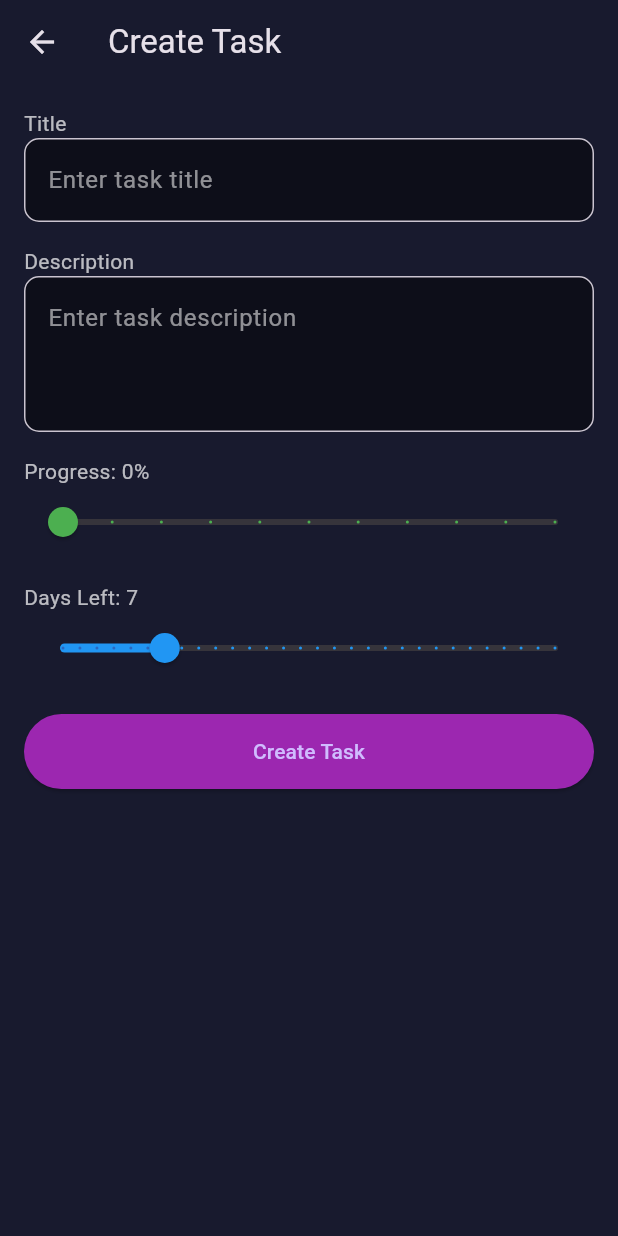
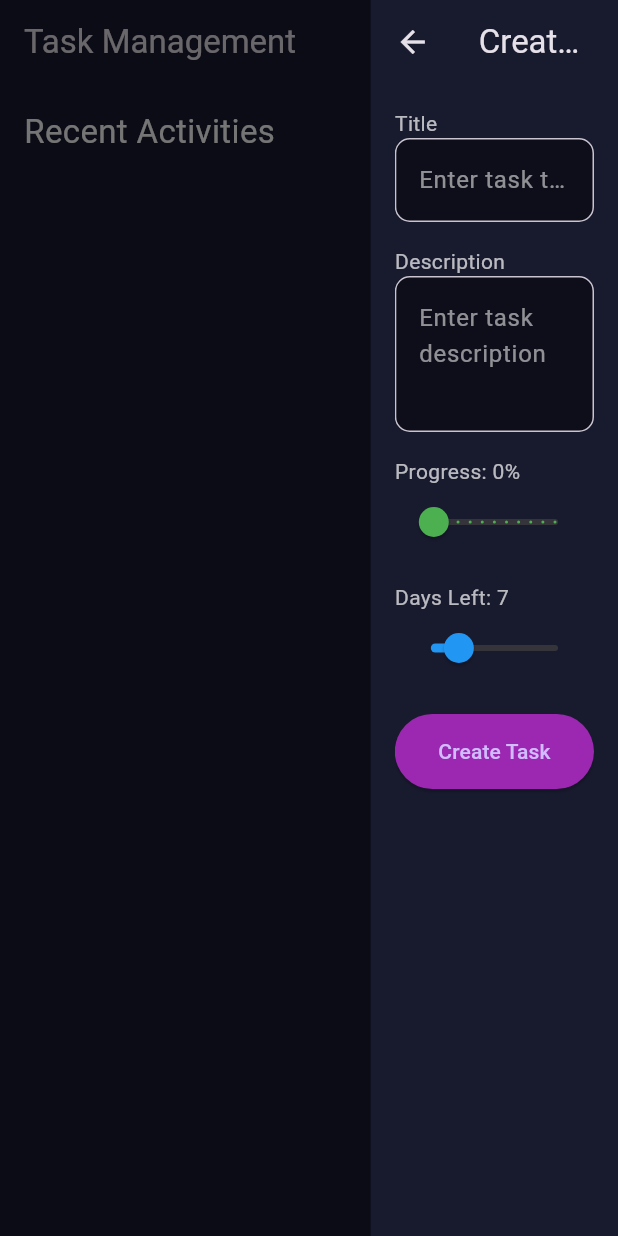
Before and after one commit to kalljoshua/pinnisoft, a Flutter app: the HomeScreenWeb screen opened directly, after a tap on the "add" icon, on a phone screen of 412 x 824 dp. Run offline on Flutter 3.47's test engine with Material 3 defaults, Android fonts, the phone set to English and light mode, and no system bars; our stand-ins replace shared_preferences; accounts and stored records are empty.

Commit message:
Update: Web complete

```diff
--- a/lib/main.dart
+++ b/lib/main.dart
@@ -1,7 +1,9 @@
+import 'package:flutter/foundation.dart' show kIsWeb;
 import 'package:flutter/material.dart';
 import 'package:provider/provider.dart';
 import 'core/providers/task_provider.dart';
 import 'screens/mobile/home_screen.dart';
+import 'screens/web/home_screen_web.dart';
 
 void main() {
   runApp(
@@ -21,7 +23,7 @@ class MyApp extends StatelessWidget {
       title: 'Task Manager',
       debugShowCheckedModeBanner: false,
       theme: ThemeData.dark(),
-      home: HomeScreen(),
+      home: kIsWeb ? HomeScreenWeb() : HomeScreen(),
     );
   }
 }
--- a/lib/screens/mobile/home_screen.dart
+++ b/lib/screens/mobile/home_screen.dart
@@ -4,7 +4,6 @@ import 'package:provider/provider.dart';
 import '../../core/providers/task_provider.dart';
 import '../../widgets/task_card.dart';
 import 'task_screen.dart';
-import '../web/home_screen_web.dart' if (dart.library.io) 'home_screen.dart';
 
 class HomeScreen extends StatefulWidget {
   @override
@@ -20,10 +19,6 @@ class _HomeScreenState extends State<HomeScreen> {
 
   @override
   Widget build(BuildContext context) {
-    if (kIsWeb) {
-      return HomeScreenWeb();
-    }
-
     var tasks = Provider.of<TaskProvider>(context).tasks;
 
     return Scaffold(
--- a/lib/screens/mobile/task_screen.dart
+++ b/lib/screens/mobile/task_screen.dart
@@ -5,8 +5,6 @@ import 'package:uuid/uuid.dart';
 import '../../core/providers/task_provider.dart';
 import '../../models/task.dart';
 import '../../widgets/confirm_dialog.dart';
-
-import '../web/task_screen_web.dart' if (dart.library.io) 'task_screen.dart';
 
 class TaskScreen extends StatefulWidget {
   final Task? task; // If null, it's adding a new task.
@@ -67,10 +65,6 @@ class _TaskScreenState extends State<TaskScreen> {
 
   @override
   Widget build(BuildContext context) {
-    if (kIsWeb) {
-      return TaskScreenWeb(task: widget.task);
-    }
-
     return Scaffold(
       backgroundColor: Color(0xFF181A2E),
       appBar: AppBar(
--- a/lib/screens/web/home_screen_web.dart
+++ b/lib/screens/web/home_screen_web.dart
@@ -16,6 +16,29 @@ class _HomeScreenWebState extends State<HomeScreenWeb> {
     Provider.of<TaskProvider>(context, listen: false).loadTasks();
   }
 
+  void _openTaskScreenWeb(BuildContext context) {
+    showModalBottomSheet(
+      context: context,
+      isScrollControlled: true,
+      backgroundColor: Colors.transparent,
+      builder: (context) => Align(
+        alignment: Alignment.centerRight,
+        child: Container(
+          height: MediaQuery.of(context).size.height,
+          width: MediaQuery.of(context).size.width * 0.4,
+          decoration: BoxDecoration(
+            color: Color(0xFF181A2E),
+            borderRadius: BorderRadius.only(
+              topRight: Radius.circular(20),
+              bottomRight: Radius.circular(20),
+            ),
+          ),
+          child: TaskScreenWeb(),
+        ),
+      ),
+    );
+  }
+
   @override
   Widget build(BuildContext context) {
     var tasks = Provider.of<TaskProvider>(context).tasks;
@@ -29,12 +52,7 @@ class _HomeScreenWebState extends State<HomeScreenWeb> {
       ),
       floatingActionButton: FloatingActionButton(
         backgroundColor: Colors.purple,
-        onPressed: () {
-          Navigator.push(
-            context,
-            MaterialPageRoute(builder: (context) => TaskScreenWeb()),
-          );
-        },
+        onPressed: () => _openTaskScreenWeb(context),
         child: Icon(Icons.add, color: Colors.white),
       ),
       body: Padding(
@@ -51,6 +69,7 @@ class _HomeScreenWebState extends State<HomeScreenWeb> {
                   crossAxisCount: 3,
                   crossAxisSpacing: 10,
                   mainAxisSpacing: 10,
+                  childAspectRatio: 13 / 3,
                 ),
                 itemCount: tasks.length,
                 itemBuilder: (context, index) {
```
Also changed, not shown: lib/widgets/task_card.dart (+29 -4 lines).
